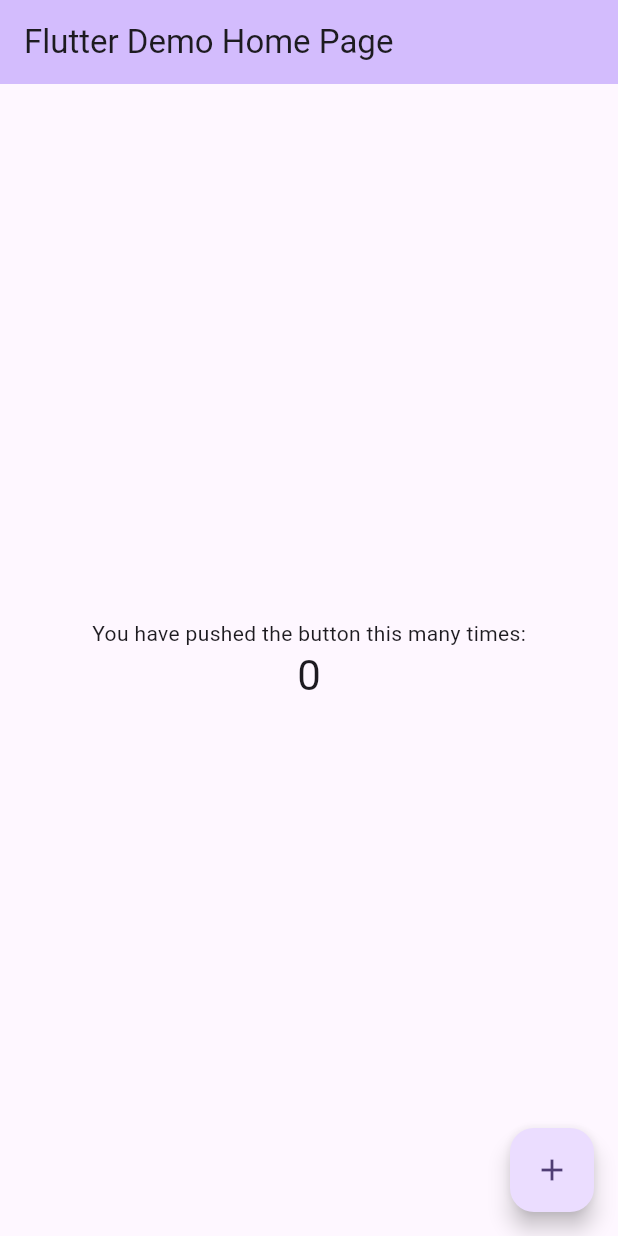
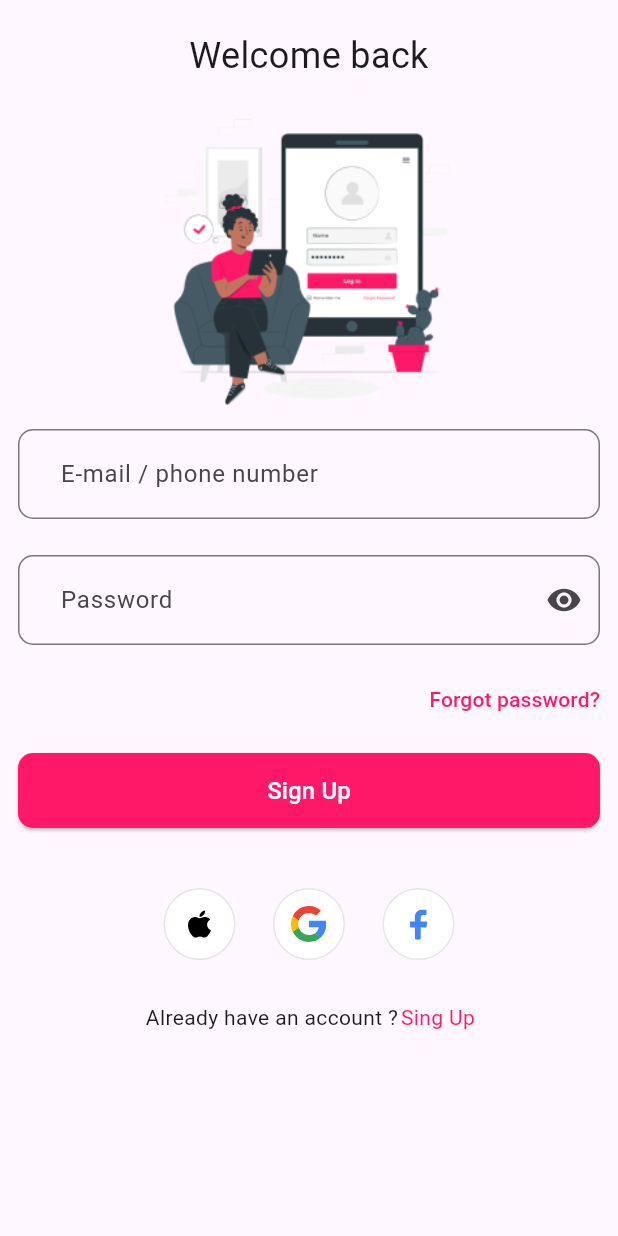
Before and after one commit to ZahraaM95/Diva, a Flutter app: the screen it shows after launch, on a phone screen of 412 x 824 dp. Run offline on Flutter 3.47's test engine with Material 3 defaults, Android fonts, the phone set to English and light mode, and no system bars; our stand-ins replace flutter_svg; Roboto replaces fonts that are missing (Libre Baskerville).

Commit message:
SignUp design 🎨 SignupScreen_UI

```diff
--- /dev/null
+++ b/lib/core/thiming/string.dart
@@ -0,0 +1,9 @@
+
+class AppImages {
+  static const String eye = 'assets/images/bxs_show.svg';
+  static const String logimao = 'assets/images/Frame 157.svg';
+  static const String lddogo = 'assets/images/Frame 158.svg';
+  static const String image1 = 'assets/images/Frame 159.svg';
+  static const String login = 'assets/images/login.svg';
+  static const String login1 = 'assets/images/Mobile login-pana 1.svg';
+}
--- /dev/null
+++ b/lib/core/widgets/app_filed_text.dart
@@ -0,0 +1,52 @@
+
+
+import 'package:flutter/material.dart';
+
+class AddFormField extends StatelessWidget {
+  final String? text;
+  final String? hintText;
+  final Widget? suffixIcon;
+  final bool? isObscureText;
+  final EdgeInsetsGeometry? contentPadding;
+  final InputBorder? focusedBorder;
+  final InputBorder? enabledBorder;
+  final TextStyle? inputTextStyle;
+  final TextStyle? hintStyle;
+  final FormFieldValidator<String>? validator;
+  const AddFormField({
+    super.key,
+    this.text,
+    this.hintText,
+    this.suffixIcon,
+    this.isObscureText,
+    this.contentPadding,
+    this.focusedBorder,
+    this.enabledBorder,
+    this.inputTextStyle,
+    this.hintStyle,
+    this.validator,
+  });
+
+  @override
+  Widget build(BuildContext context) {
+    return Padding(
+      padding: const EdgeInsets.all(12.0),
+      child: TextFormField(
+        decoration: InputDecoration(
+          labelText: text,
+          border: const OutlineInputBorder(
+            borderRadius: BorderRadius.all(
+              Radius.circular(10.0),
+            ),
+
+          ),
+
+          hintText: hintText,
+          suffixIcon: suffixIcon,
+          contentPadding: contentPadding ??
+              const EdgeInsets.symmetric(horizontal: 20, vertical: 18),
+        ),
+      ),
+    );
+  }
+}
--- /dev/null
+++ b/lib/core/widgets/app_icons.dart
@@ -0,0 +1,33 @@
+
+import 'package:flutter/material.dart';
+import 'package:flutter_svg/svg.dart';
+
+class AppIconsBotton extends StatelessWidget {
+  const AppIconsBotton({
+    super.key,
+  });
+
+  @override
+  Widget build(BuildContext context) {
+    return Row(
+      mainAxisAlignment: MainAxisAlignment.center,
+      children: [
+        TextButton(
+          onPressed: () {},
+          child:SvgPicture.asset("assets/images/Frame157.svg"),
+
+        ),
+        TextButton(
+          onPressed: () {},
+          child:SvgPicture.asset("assets/images/Frame159.svg"),
+
+        ),
+        TextButton(
+          onPressed: () {},
+          child:SvgPicture.asset("assets/images/Frame158.svg"),
+
+        ),
+      ],
+    );
+  }
+}
--- /dev/null
+++ b/lib/core/widgets/app_text_button.dart
@@ -0,0 +1,32 @@
+
+import 'package:flutter/material.dart';
+
+class AppTextButton extends StatelessWidget {
+  const AppTextButton({
+    super.key,
+  });
+
+  @override
+  Widget build(BuildContext context) {
+    return Padding(
+      padding: const EdgeInsets.all(12.0),
+      child: ElevatedButton(
+          onPressed: () {
+        Navigator.pushNamed(context, '/signup');
+          },
+          style: ElevatedButton.styleFrom(
+            backgroundColor: const Color(0xFFff1768),
+            minimumSize: const Size(double.infinity, 50),
+            shape: const RoundedRectangleBorder(
+              borderRadius: BorderRadius.all(
+                Radius.circular(10.0),
+              ),
+            ),
+          ),
+          child: const Text(
+            'Sign Up',
+            style: TextStyle(fontSize: 16, color: Colors.white),
+          )),
+    );
+  }
+}
--- /dev/null
+++ b/lib/features/sign_up/Ui/sign_up.dart
@@ -0,0 +1,74 @@
+import 'package:flutter/material.dart';
+import 'package:flutter_svg/flutter_svg.dart';
+
+import '../../../core/thiming/string.dart';
+import '../../../core/widgets/app_filed_text.dart';
+import '../../../core/widgets/app_icons.dart';
+import '../../../core/widgets/app_text_button.dart';
+
+class SignupScreen extends StatelessWidget {
+  const SignupScreen({super.key});
+  @override
+  Widget build(BuildContext context) {
+    return SafeArea(
+      child: Scaffold(
+        body: Center(
+          child: ListView(children: [
+            const SizedBox(height: 20),
+
+            const Text("Welcome back",
+                textAlign: TextAlign.center,
+                style: TextStyle(
+                    fontSize: 24,
+                    fontFamily: 'Libre Baskerville',
+                    fontWeight: FontWeight.w400)),
+            const SizedBox(height: 20),
+            Image.asset('assets/images/log_in.png',width: 200,height: 200,),
+            const AddFormField(
+              hintText: ' E-mail / phone number ',
+            ),
+            const AddFormField(
+              hintText: ' Password ',
+              suffixIcon: Icon(Icons.remove_red_eye),
+            ),
+            Row(
+              mainAxisAlignment: MainAxisAlignment.end,
+              children: [
+                TextButton(
+                  onPressed: () {},
+                  child: const Text(
+                    'Forgot password?',
+                    textAlign: TextAlign.center,
+                    style: TextStyle(
+                      color: Color(0xFFff1768),
+                    ),
+                  ),
+                ),
+              ],
+            ),
+            const AppTextButton(),
+            const SizedBox(height: 20),
+            const AppIconsBotton(),
+            const SizedBox(height: 20),
+            const Row(
+              mainAxisAlignment: MainAxisAlignment.center,
+              children: [
+                Text(
+                  " Already have an account ?",
+                  textAlign: TextAlign.center,
+                ),
+                Text(
+                  "Sing Up ",
+                  textAlign: TextAlign.center,
+                  style: TextStyle(
+                    color: Color(0xFFff1768),
+                  ),
+                ),
+              ],
+            ),
+          ]),
+        ),
+      ),
+    );
+  }
+}
--- a/lib/main.dart
+++ b/lib/main.dart
@@ -1,4 +1,5 @@
 import 'package:flutter/material.dart';
+import 'features/sign_up/Ui/sign_up.dart';
 
 void main() {
   runApp(const MyApp());
@@ -8,61 +9,10 @@ class MyApp extends StatelessWidget {
   const MyApp({super.key});
   @override
   Widget build(BuildContext context) {
-    return MaterialApp(
-      title: 'Flutter Demo',
-      theme: ThemeData(
-        colorScheme: ColorScheme.fromSeed(seedColor: Colors.deepPurple),
-        useMaterial3: true,
-      ),
-      home: const MyHomePage(title: 'Flutter Demo Home Page'),
+    return const MaterialApp(
+      debugShowCheckedModeBanner: false,
+
+      home: SignupScreen(),
     );
   }
 }
-
-class MyHomePage extends StatefulWidget {
-  const MyHomePage({super.key, required this.title});
-
-  final String title;
-
-  @override
-  State<MyHomePage> createState() => _MyHomePageState();
-}
-
-class _MyHomePageState extends State<MyHomePage> {
-  int _counter = 0;
-
-  void _incrementCounter() {
-    setState(() {
-      _counter++;
-    });
-  }
-
-  @override
-  Widget build(BuildContext context) {
-    return Scaffold(
-      appBar: AppBar(
-        backgroundColor: Theme.of(context).colorScheme.inversePrimary,
-        title: Text(widget.title),
-      ),
-      body: Center(
-        child: Column(
-          mainAxisAlignment: MainAxisAlignment.center,
-          children: <Widget>[
-            const Text(
-              'You have pushed the button this many times:',
-            ),
-            Text(
-              '$_counter',
-              style: Theme.of(context).textTheme.headlineMedium,
-            ),
-          ],
-        ),
-      ),
-      floatingActionButton: FloatingActionButton(
-        onPressed: _incrementCounter,
-        tooltip: 'Increment',
-        child: const Icon(Icons.add),
-      ),
-    );
-  }
-}
--- a/pubspec.yaml
+++ b/pubspec.yaml
@@ -45,6 +45,7 @@ dependencies:
   pretty_dio_logger: ^1.4.0
   retrofit: ^4.4.1
   retrofit_generator: ^9.1.2
+  svg_flutter: ^0.0.1
 
 dev_dependencies:
   build_runner: ^2.4.12
@@ -62,8 +63,8 @@ flutter:
   # the material Icons class.
   uses-material-design: true
   # To add assets to your application, add an assets section, like this:
-  # assets:
-  #   - images/a_dot_burr.jpeg
+  assets:
+    - assets/images/
   #   - images/a_dot_ham.jpeg
   # An image asset can refer to one or more resolution-specific "variants", see
   # https://flutter.dev/to/resolution-aware-images
```
Also changed, not shown: assets/images/1.svg (added), assets/images/Frame157.svg (added), assets/images/Frame158.svg (added), assets/images/Frame159.svg (added), assets/images/bxs_show.svg (added), assets/images/log_in.png (added), assets/images/login.svg (added), pubspec.lock.
